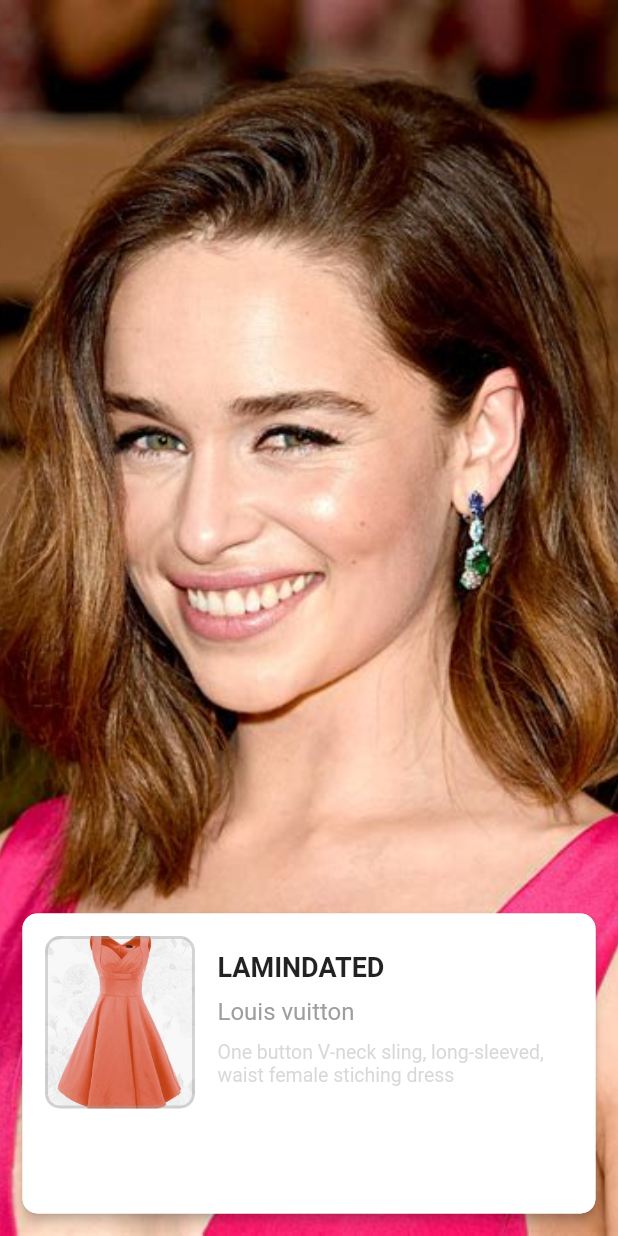
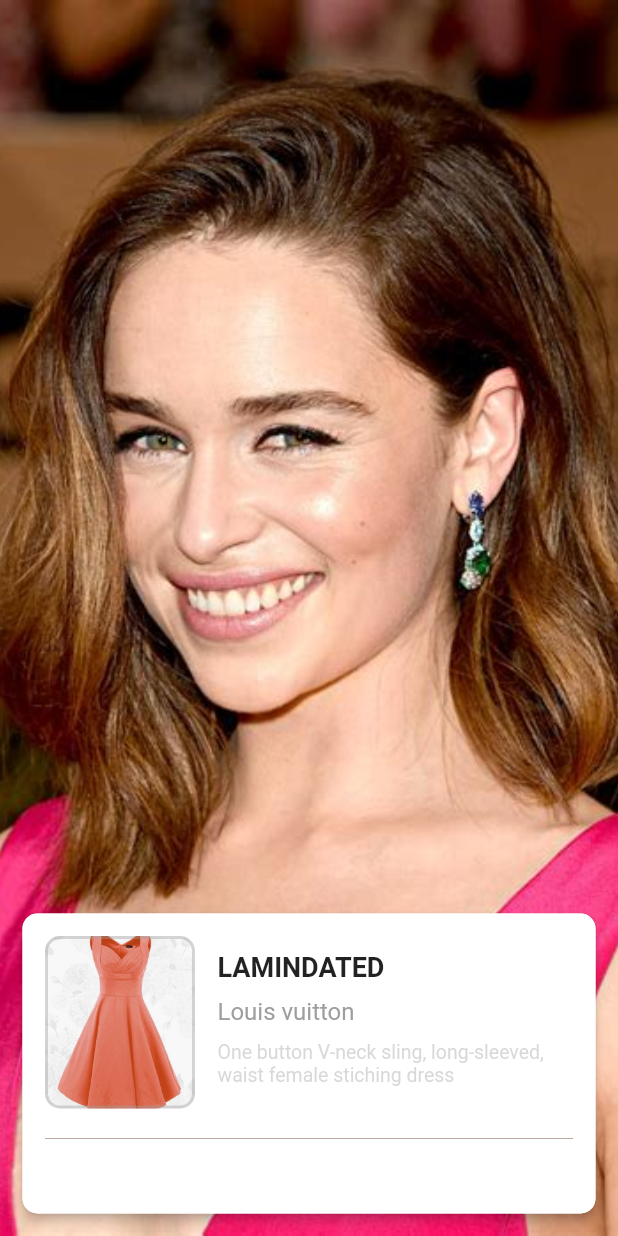
Before and after one commit to AkashRajpurohit/Flutter-Fashion-App-UI, a Flutter app: the DetailsPage screen opened directly, on a phone screen of 412 x 824 dp. Run offline on Flutter 3.47's test engine with Material 2 defaults, Android fonts, the phone set to English and light mode, and no system bars.

Commit message:
:art: details page divider

```diff
--- a/lib/screens/details.dart
+++ b/lib/screens/details.dart
@@ -88,6 +88,13 @@ class _DetailsPageState extends State<DetailsPage> {
                         )
                       ],
                     ),
+                    Padding(
+                      padding: const EdgeInsets.symmetric(horizontal: 15.0),
+                      child: Divider(
+                        color: Colors.brown.withOpacity(0.5),
+                        height: 10.0,
+                      ),
+                    )
                   ],
                 ),
               ),
```
